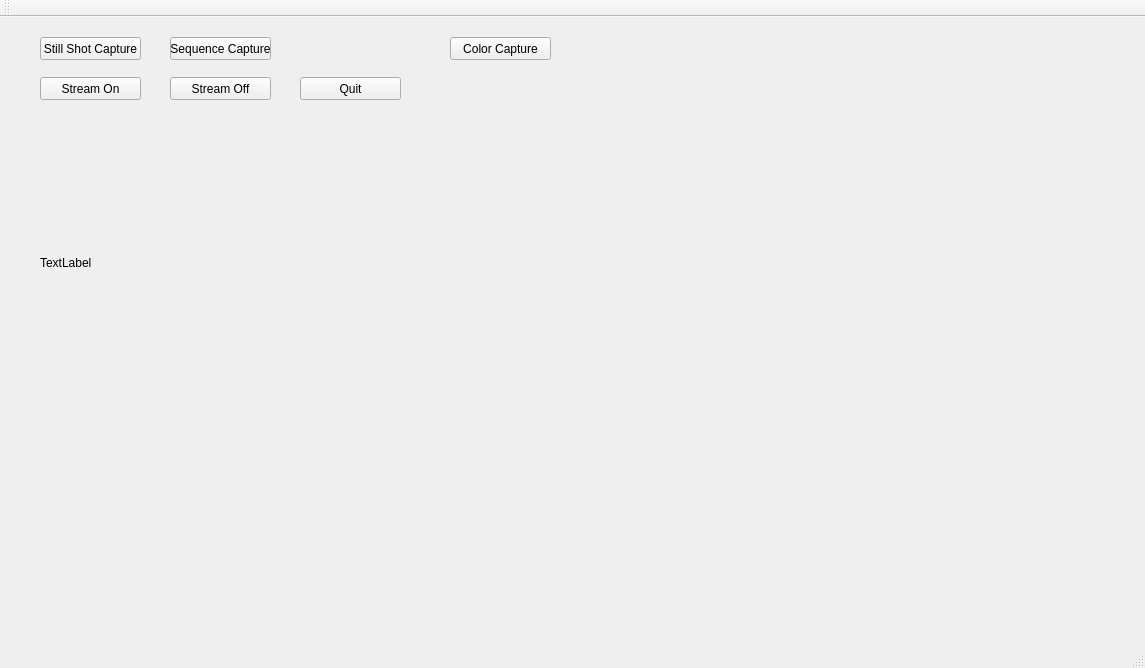
Before: the Qt Designer form mainwindow.ui in JustWon/SequenceCaptureV2_Server, drawn with Qt 5.
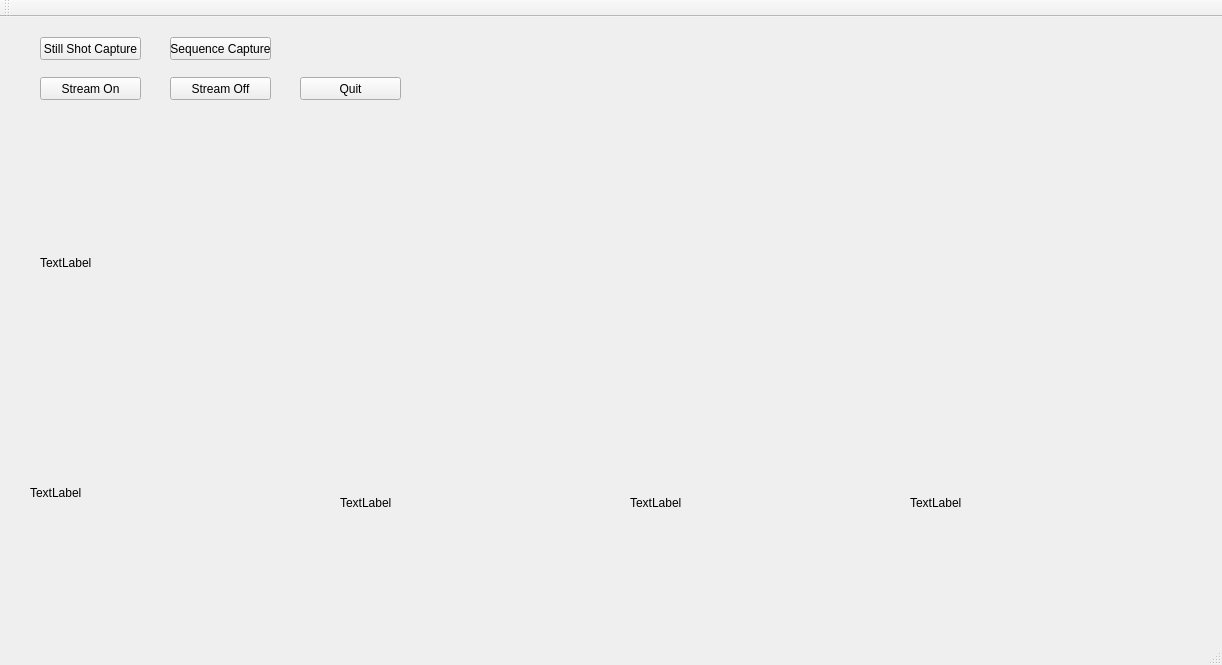
After: the same form once the commit is applied.

Commit message: basler cam fully sucess & saving complete

```diff
--- a/mainwindow.ui
+++ b/mainwindow.ui
@@ -6,8 +6,8 @@
    <rect>
     <x>0</x>
     <y>0</y>
-    <width>1145</width>
-    <height>668</height>
+    <width>1222</width>
+    <height>665</height>
    </rect>
   </property>
   <property name="windowTitle">
@@ -92,17 +92,56 @@
      <string>Quit</string>
     </property>
    </widget>
-   <widget class="QPushButton" name="pushButton_ColorCapture">
+   <widget class="QLabel" name="label_BaslerColor1">
     <property name="geometry">
      <rect>
-      <x>450</x>
-      <y>20</y>
-      <width>101</width>
-      <height>23</height>
+      <x>30</x>
+      <y>390</y>
+      <width>261</width>
+      <height>171</height>
      </rect>
     </property>
     <property name="text">
-     <string>Color Capture</string>
+     <string>TextLabel</string>
+    </property>
+   </widget>
+   <widget class="QLabel" name="label_BaslerColor2">
+    <property name="geometry">
+     <rect>
+      <x>340</x>
+      <y>400</y>
+      <width>261</width>
+      <height>171</height>
+     </rect>
+    </property>
+    <property name="text">
+     <string>TextLabel</string>
+    </property>
+   </widget>
+   <widget class="QLabel" name="label_BaslerColor3">
+    <property name="geometry">
+     <rect>
+      <x>630</x>
+      <y>400</y>
+      <width>261</width>
+      <height>171</height>
+     </rect>
+    </property>
+    <property name="text">
+     <string>TextLabel</string>
+    </property>
+   </widget>
+   <widget class="QLabel" name="label_BaslerColor4">
+    <property name="geometry">
+     <rect>
+      <x>910</x>
+      <y>400</y>
+      <width>261</width>
+      <height>171</height>
+     </rect>
+    </property>
+    <property name="text">
+     <string>TextLabel</string>
     </property>
    </widget>
   </widget>
```
Left out of the diff: 5 changed lines with no effect on the pictures. The commit also changes 15 other files.
